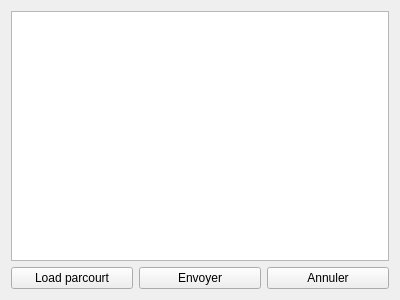
Before: the Qt Designer form Logiciel/PC/windows/ClientEIP/form.ui in connery/epicopter, drawn with Qt 5.
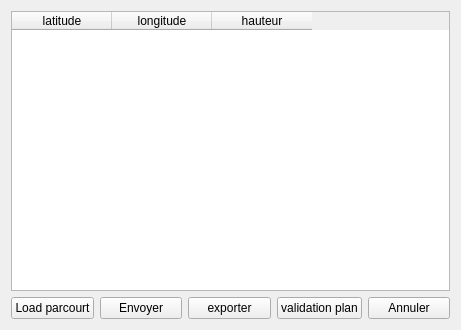
After: the same form once the commit is applied.

```diff
--- a/Logiciel/PC/windows/ClientEIP/form.ui
+++ b/Logiciel/PC/windows/ClientEIP/form.ui
@@ -6,8 +6,8 @@
    <rect>
     <x>0</x>
     <y>0</y>
-    <width>400</width>
-    <height>300</height>
+    <width>461</width>
+    <height>330</height>
    </rect>
   </property>
   <property name="windowTitle">
@@ -15,10 +15,25 @@
   </property>
   <layout class="QVBoxLayout" name="verticalLayout">
    <item>
-    <widget class="QTextBrowser" name="textBrowser">
-     <property name="enabled">
-      <bool>true</bool>
+    <widget class="QTableWidget" name="tableWidget">
+     <property name="rowCount">
+      <number>0</number>
      </property>
+     <column>
+      <property name="text">
+       <string>latitude</string>
+      </property>
+     </column>
+     <column>
+      <property name="text">
+       <string>longitude</string>
+      </property>
+     </column>
+     <column>
+      <property name="text">
+       <string>hauteur</string>
+      </property>
+     </column>
     </widget>
    </item>
    <item>
@@ -37,6 +52,20 @@
        </property>
       </widget>
      </item>
+     <item>
+      <widget class="QPushButton" name="pushButton_2">
+       <property name="text">
+        <string>exporter</string>
+       </property>
+      </widget>
+     </item>
+     <item>
+      <widget class="QPushButton" name="pushButton">
+       <property name="text">
+        <string>validation plan</string>
+       </property>
+      </widget>
+     </item>
      <item>
       <widget class="QPushButton" name="btnCancel">
        <property name="text">
```
